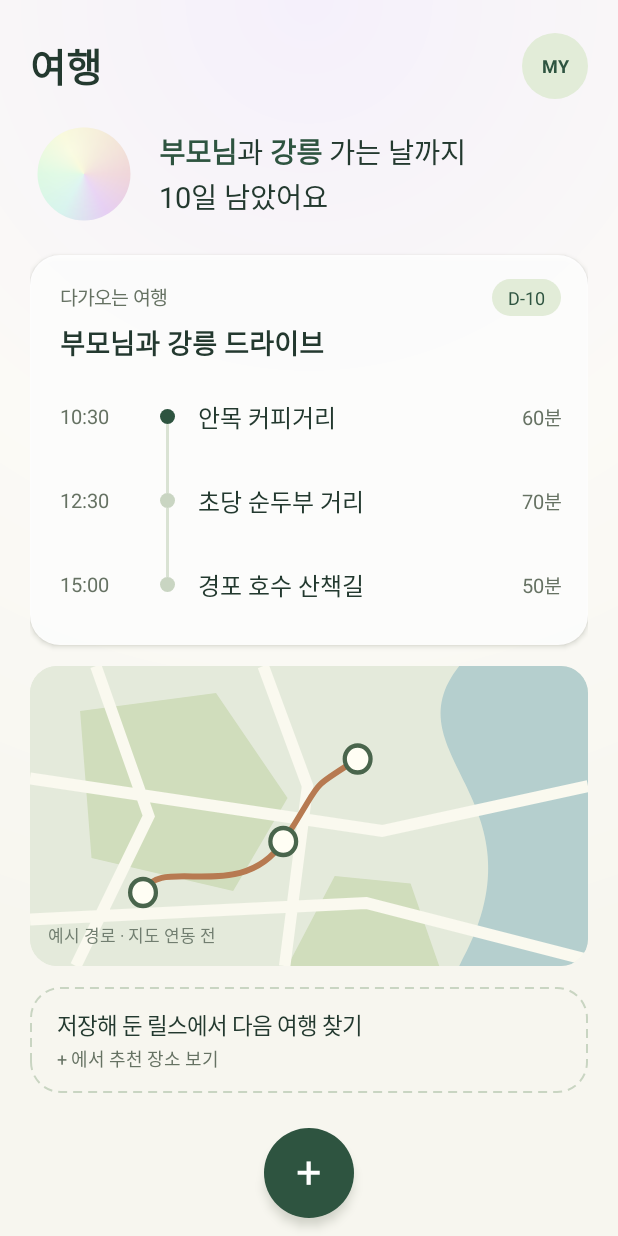
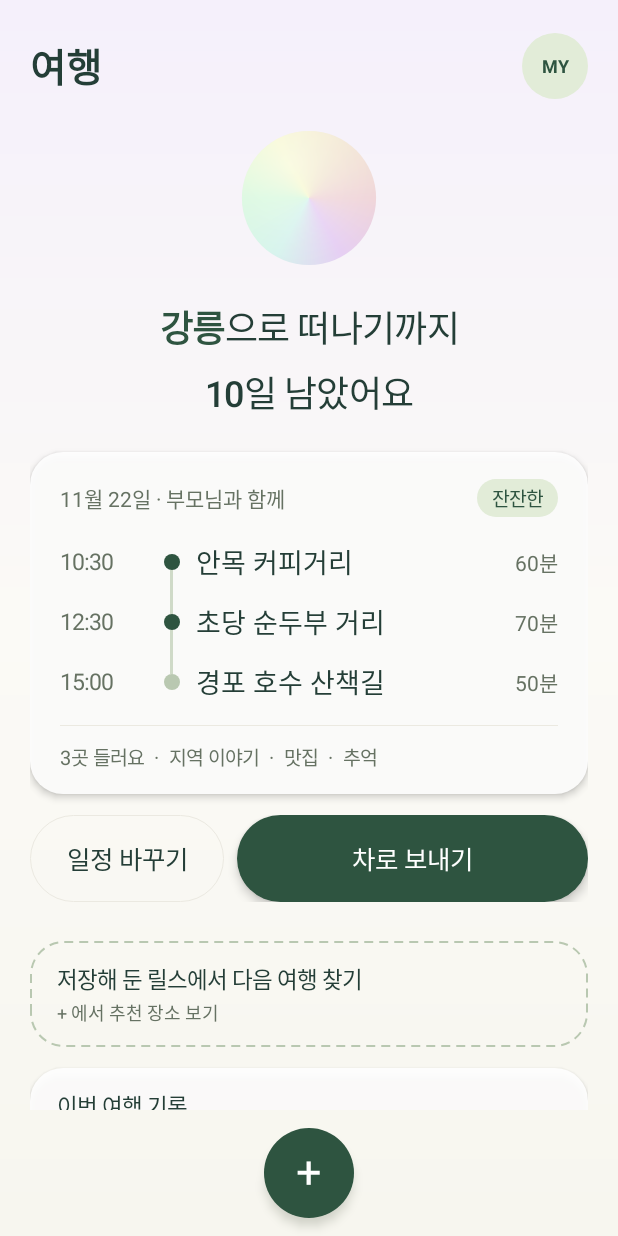
Before and after one commit to Vroom-vroom-vrooooom/phone, an Android app: the screen it shows after launch (PhoneActivity), on a phone screen of 412 x 824 dp. Run offline under Robolectric (Android 15) with nearby library versions, the phone set to English and light mode, and no system bars.

Commit message:
Match the phone UI to the new car start screen (pleos e0c73ac)
- Home = car start: big orb, centred greeting (오늘은 OO로 떠나는 날이에요 /
  D-day countdown), trip card, ghost '일정 바꾸기' + deep '차로 보내기' (1 : 1.8, 58dp).
- Trip card = bg_trip_card + routeRow: #E6FFFFFF, 22dp, 3dp; meta + mood tag;
  time 15sp tnum · 11dp dot on #CFDAC8 rail · place 18sp medium · note 14sp;
  middle dots deep, last #B9C8B1; hairline + 'n곳 들러요 · 관심사' foot.
- Linear lavender→cream page (bg_chagok), Car.Button.Deep/Ghost, bg_tag,
  bg_place_chip chips, ink #243E37, hairline #EBE9E1.

Co-Authored-By: Claude Opus 5.5 <noreply@anthropic.com>

```diff
--- a/app/src/main/java/io/chagok/app/ui/PhoneActivity.kt
+++ b/app/src/main/java/io/chagok/app/ui/PhoneActivity.kt
@@ -95,10 +95,9 @@ class PhoneActivity : ScreenActivity() {
 
     override fun onCreate(state: Bundle?) {
         super.onCreate(state)
-        // Page background of the Chagok panel on Pleos: lavender haze at the top fading to warm paper.
+        // bg_chagok of the car app: lavender at the top fading to warm paper.
         findViewById<ViewGroup>(android.R.id.content).getChildAt(0).background = GradientDrawable().apply {
-            gradientType = GradientDrawable.RADIAL_GRADIENT; setGradientCenter(0.5f, 0f)
-            gradientRadius = resources.displayMetrics.heightPixels * 0.8f
+            orientation = GradientDrawable.Orientation.TOP_BOTTOM
             colors = intArrayOf(getColor(R.color.phone_bg_top), getColor(R.color.phone_bg_mid), getColor(R.color.phone_bg_bottom))
         }
         swipe = GestureDetector(this, object : GestureDetector.SimpleOnGestureListener() {
@@ -174,23 +173,52 @@ class PhoneActivity : ScreenActivity() {
 
     private fun home() {
         pageHeader("여행", profile = true)
-        // Same greeting as the car's start screen: orb + one line with the companion and destination in deep green.
-        val hello = LinearLayout(this).apply { orientation = LinearLayout.HORIZONTAL; gravity = Gravity.CENTER_VERTICAL }
-        hello.addView(orb(), lp(dp(72), dp(72)).apply { marginEnd = dp(14) })
-        val who = draft.companions.firstOrNull()?.takeIf { it != "혼자" }
-        hello.addView(TextView(this).apply {
-            textSize = 19f; setTextColor(pInk); setLineSpacing(dp(3).toFloat(), 1f)
-            text = emphasize(listOfNotNull(who?.let { it to true }, who?.let { withParticle(it) + " " to false },
-                draft.destination to true, " 가는 날까지\n" to false, dDayWords() to false))
-        }, lp(0, WRAP, 1f))
-        put(hello, gap = 18)
-        val trip = timelineCard(itineraryPlaces().map { TimeRow(it.time, it.name, right = it.duration) },
-            head = "다가오는 여행", tag = dDay(), title = tripName()) { navigate(Screen.ITINERARY) }
-        trip.contentDescription = "${tripName()}, ${dateLabel(draft.departure)}, 장소 ${itineraryIds.size}곳. 일정 보기"
-        map()
+        content.addView(orb(), lp(dp(104), dp(104)).apply { gravity = Gravity.CENTER_HORIZONTAL; bottomMargin = dp(16) })
+        put(TextView(this).apply {
+            textSize = 24f; setTextColor(pInk); typeface = medium(); gravity = Gravity.CENTER
+            setLineSpacing(0f, 1.2f); letterSpacing = -0.02f
+            text = helloLine()
+        }, gap = 22)
+        val places = itineraryPlaces()
+        timelineCard(places.map { TimeRow(it.time, it.name, right = it.duration) },
+            meta = "${dateLabel(draft.departure)} · ${withWho()}", tag = draft.mood,
+            foot = (listOf("${places.size}곳 들러요") + draft.interests).joinToString("  ·  ")) { navigate(Screen.ITINERARY) }
+            .contentDescription = "${tripName()}, ${dateLabel(draft.departure)}, 장소 ${places.size}곳. 일정 보기"
+        val buttons = LinearLayout(this).apply { orientation = LinearLayout.HORIZONTAL }
+        buttons.addView(actionButton("일정 바꾸기", primary = false) { navigate(Screen.ITINERARY) }, lp(0, dp(58), 1f))
+        buttons.addView(actionButton("차로 보내기", primary = true) {
+            if (places.isEmpty()) message("일정에 장소를 먼저 담아 주세요.") else integration(repository.stageTrip(draft, places))
+        }, lp(0, dp(58), 1.8f).apply { marginStart = dp(9) })
+        put(buttons, gap = 26)
         tile("저장해 둔 릴스에서 다음 여행 찾기", "+ 에서 추천 장소 보기", dashed = true) { navigate(Screen.RECOMMENDATIONS) }
         tile("이번 여행 기록", "${draft.destination} · 남긴 장소 ${2 + moments.size}곳") { navigate(Screen.TIMELINE) }
         tile("지난 여행 돌아보기", "여행 ${pastTrips.size}개 · 날짜 · 장소 · 사진") { showPast(0, push = true) }
+    }
+
+    /** Car start line ("오늘은 속초로\n떠나는 날이에요"), counted down on the phone before the day. */
+    private fun helloLine(): CharSequence {
+        val dest = draft.destination
+        val days = date(draft.departure)?.let { ChronoUnit.DAYS.between(LocalDate.now(), it) }
+        return when {
+            days == null -> emphasize(listOf(dest to true, "${toward(dest)} 떠날 날을\n정해 볼까요?" to false))
+            days > 0 -> emphasize(listOf(dest to true, "${toward(dest)} 떠나기까지\n" to false, "${days}일 남았어요" to false))
+            days == 0L -> emphasize(listOf("오늘은 " to false, dest to true, "${toward(dest)}\n떠나는 날이에요" to false))
+            else -> emphasize(listOf(dest to true, " 여행에서\n돌아왔어요" to false))
+        }
+    }
+
+    /** Car start meta: "부모님과 함께" / "혼자 떠나요". */
+    private fun withWho(): String {
+        val who = draft.companions.toList()
+        return if (who.isEmpty() || who == listOf("혼자")) "혼자 떠나요" else "${who.joinToString(", ").let { it + withParticle(it) }} 함께"
+    }
+
+    /** 으로/로: 로 after a vowel or ㄹ. */
+    private fun toward(word: String): String {
+        val c = word.lastOrNull() ?: return "로"
+        if (c !in '가'..'힣') return "로"
+        val tail = (c - '가') % 28
+        return if (tail == 0 || tail == 8) "로" else "으로"
     }
 
     private class FanItem(val label: String, val description: String, val icon: Int, val go: () -> Unit)
@@ -359,7 +387,7 @@ class PhoneActivity : ScreenActivity() {
         else timelineCard(places.mapIndexed { index, place ->
             TimeRow(place.time, place.name, right = place.duration, onLong = { reorder(index, place) },
                 description = "${index + 1}번째 ${place.name}, ${place.time}, ${place.duration}. 길게 눌러 순서 바꾸기")
-        }, head = "길게 눌러 순서 바꾸기")
+        }, meta = "길게 눌러 순서 바꾸기", tag = draft.mood, foot = (listOf("${places.size}곳 들러요") + draft.interests).joinToString("  ·  "))
         tile("사이에 들를 곳 더 찾기", "동선 근처 장소를 제안해요", dashed = true) { navigate(Screen.RECOMMENDATIONS) }
         primary("차로 보내기") {
             if (places.isEmpty()) message("일정에 장소를 먼저 담아 주세요.") else integration(repository.stageTrip(draft, places))
@@ -661,7 +689,7 @@ class PhoneActivity : ScreenActivity() {
         map()
         timelineCard(trip.stops.map {
             TimeRow(it.time, it.name, sub = listOf(it.where, it.note).filter(String::isNotEmpty).joinToString("\n"), right = "사진 ${it.photos}")
-        }, head = "다녀온 곳")
+        }, meta = "다녀온 곳", tag = trip.who)
         put(label("사진 ${trip.stops.sumOf { it.photos }}장 · 예시", 12, pMuted), gap = 8)
         trip.stops.flatMap { stop -> List(stop.photos) { stop.name } }.take(9).chunked(3).forEach { names ->
             val row = LinearLayout(this).apply { orientation = LinearLayout.HORIZONTAL }
@@ -797,11 +825,11 @@ class PhoneActivity : ScreenActivity() {
             orientation = LinearLayout.HORIZONTAL; gravity = Gravity.CENTER_VERTICAL; minimumHeight = dp(48)
             setPadding(dp(18), dp(14), dp(16), dp(14))
             background = when {
-                on -> shape(pAccentSoft, pAccent, 20f)
-                dashed -> shape(Color.TRANSPARENT, pDot, 20f, dashed = true)
+                on -> shape(pAccentSoft, null, 22f)
+                dashed -> shape(Color.TRANSPARENT, pDot, 22f, dashed = true)
                 else -> cardBg().also { lift(this) }
             }
-            if (onClick != null) { isClickable = true; isFocusable = true; foreground = ripple(20f); setOnClickListener { onClick() } }
+            if (onClick != null) { isClickable = true; isFocusable = true; foreground = ripple(22f); setOnClickListener { onClick() } }
             if (selected != null) { isSelected = on; contentDescription = listOfNotNull(title, sub, if (on) "선택됨" else "선택 안 됨").joinToString(", ") }
         }
         if (icon) row.addView(View(this).apply { background = oval(if (on) pSurface else pFill) }, lp(dp(36), dp(36)).apply { marginEnd = dp(14) })
@@ -841,7 +869,7 @@ class PhoneActivity : ScreenActivity() {
             flow.addView(Button(this, null, 0).apply {
                 text = value; textSize = 14f; gravity = Gravity.CENTER; minHeight = dp(44); setPadding(dp(16), 0, dp(16), 0)
                 setTextColor(if (on) pAccent else pInk); typeface = if (on) medium() else Typeface.DEFAULT
-                background = if (on) shape(pAccentSoft, pAccent, 999f) else shape(pSurface, pLine, 999f, strokeDp = 1f)
+                background = if (on) shape(pAccentSoft, null, 999f) else shape(Color.argb(217, 255, 255, 255), pLine, 999f, strokeDp = 1f) // bg_place_chip
                 foreground = ripple(999f); isSelected = on; contentDescription = "$value${if (on) ", 선택됨" else ""}"
                 setOnClickListener { onClick(value) }
             }, ViewGroup.LayoutParams(WRAP, WRAP))
@@ -863,13 +891,15 @@ class PhoneActivity : ScreenActivity() {
 
     private fun primary(text: String, onClick: () -> Unit) {
         actions.visibility = View.VISIBLE
-        actions.addView(actionButton(text, primary = true, onClick = onClick), lp(MATCH, dp(54)))
+        actions.addView(actionButton(text, primary = true, onClick = onClick), lp(MATCH, dp(58)).apply { setMargins(dp(2), dp(4), dp(2), dp(4)) })
     }
 
     private fun actionButton(text: String, primary: Boolean, onClick: () -> Unit) = Button(this, null, 0).apply {
-        this.text = text; textSize = 16f; gravity = Gravity.CENTER; typeface = medium()
+        this.text = text; textSize = 17f; gravity = Gravity.CENTER
         setTextColor(if (primary) Color.WHITE else pInk)
-        background = if (primary) shape(pAccent, null, 999f) else shape(pSurface, pLine, 999f, strokeDp = 1f); foreground = ripple(999f)
+        // Car.Button.Deep (deep pill, 4dp) / Car.Button.Ghost (clear pill, hairline).
+        background = if (primary) shape(pAccent, null, 999f) else shape(Color.TRANSPARENT, pLine, 999f, strokeDp = 1f); foreground = ripple(999f)
+        if (primary) elevation = dpf(4f)
         setOnClickListener { onClick() }
     }
 
@@ -902,8 +932,8 @@ class PhoneActivity : ScreenActivity() {
     }
 
     /** Tag from the Pleos panel: green pill with deep text; muted ones sit on the soft fill. */
-    private fun pill(value: String, color: Int) = label(value, 12, if (color == pAccent) pAccent else pMuted).apply {
-        setPadding(dp(11), dp(4), dp(11), dp(4)); background = shape(if (color == pAccent) pAccentSoft else pFill, null, 999f)
+    private fun pill(value: String, color: Int) = label(value, 13, if (color == pAccent) pAccent else pMuted).apply {
+        setPadding(dp(10), dp(3), dp(10), dp(3)); background = shape(if (color == pAccent) pAccentSoft else pFill, null, 999f)
     }
 
     private class TimeRow(
@@ -911,39 +941,46 @@ class PhoneActivity : ScreenActivity() {
         val onLong: (() -> Unit)? = null, val description: String? = null,
     )
 
-    /** Trip card of the car start screen: optional head + tag + title, then time · dot on a rail · place · right text. */
-    private fun timelineCard(rows: List<TimeRow>, head: String? = null, tag: String? = null, title: String? = null, onClick: (() -> Unit)? = null): LinearLayout {
+    /**
+     * Trip card of the car start screen (bg_trip_card + routeRow): meta + mood tag, then time (15sp) · rail with an 11dp dot ·
+     * place (18sp medium) · note (14sp); middle dots deep, the last one pale; hairline and a foot line when given.
+     */
+    private fun timelineCard(rows: List<TimeRow>, meta: String? = null, tag: String? = null, foot: String? = null, onClick: (() -> Unit)? = null): LinearLayout {
         val card = LinearLayout(this).apply {
-            orientation = LinearLayout.VERTICAL; setPadding(dp(20), dp(16), dp(18), dp(12)); background = cardBg(); lift(this)
-            if (onClick != null) { isClickable = true; foreground = ripple(20f); setOnClickListener { onClick() } }
+            orientation = LinearLayout.VERTICAL; setPadding(dp(20), dp(18), dp(20), dp(15)); background = cardBg(); lift(this)
+            if (onClick != null) { isClickable = true; foreground = ripple(22f); setOnClickListener { onClick() } }
         }
-        if (head != null || tag != null) card.addView(LinearLayout(this).apply {
+        if (meta != null || tag != null) card.addView(LinearLayout(this).apply {
             orientation = LinearLayout.HORIZONTAL; gravity = Gravity.CENTER_VERTICAL
-            addView(label(head.orEmpty(), 13, pMuted), lp(0, WRAP, 1f)); tag?.let { addView(pill(it, pAccent)) }
-        }, lp(MATCH, WRAP).apply { bottomMargin = dp(if (title != null) 4 else 6) })
-        title?.let { card.addView(label(it, 18, pInk, bold = true), lp(MATCH, WRAP).apply { bottomMargin = dp(8) }) }
+            addView(label(meta.orEmpty(), 14, pMuted), lp(0, WRAP, 1f)); tag?.let { addView(pill(it, pAccent)) }
+        }, lp(MATCH, WRAP).apply { bottomMargin = dp(10) })
         rows.forEachIndexed { i, r ->
+            val last = i == rows.lastIndex
             val row = LinearLayout(this).apply {
-                orientation = LinearLayout.HORIZONTAL; gravity = Gravity.CENTER_VERTICAL; minimumHeight = dp(56)
+                orientation = LinearLayout.HORIZONTAL; gravity = Gravity.CENTER_VERTICAL; minimumHeight = dp(40)
                 r.onLong?.let { long ->
                     isLongClickable = true; isClickable = true; foreground = ripple(12f)
                     setOnClickListener { message("길게 누르면 순서를 바꿀 수 있어요.") }; setOnLongClickListener { long(); true }
                 }
                 contentDescription = r.description ?: listOfNotNull(r.time, r.title, r.sub, r.right).joinToString(", ")
             }
-            row.addView(label(r.time, 13, pMuted), lp(dp(58), WRAP))
+            row.addView(label(r.time, 15, pMuted).apply { fontFeatureSettings = "tnum" }, lp(dp(59), WRAP))
             row.addView(LinearLayout(this).apply {
                 orientation = LinearLayout.VERTICAL; gravity = Gravity.CENTER_HORIZONTAL
                 addView(View(this@PhoneActivity).apply { setBackgroundColor(if (i > 0) pRail else Color.TRANSPARENT) }, lp(dp(2), 0, 1f))
-                addView(View(this@PhoneActivity).apply { background = oval(if (i == 0) pAccent else pDot) }, lp(dp(10), dp(10)))
-                addView(View(this@PhoneActivity).apply { setBackgroundColor(if (i < rows.lastIndex) pRail else Color.TRANSPARENT) }, lp(dp(2), 0, 1f))
-            }, lp(dp(28), MATCH))
+                addView(View(this@PhoneActivity).apply { background = oval(if (last && rows.size > 1) pDot else pAccent) }, lp(dp(11), dp(11)))
+                addView(View(this@PhoneActivity).apply { setBackgroundColor(if (!last) pRail else Color.TRANSPARENT) }, lp(dp(2), 0, 1f))
+            }, lp(dp(32), MATCH))
             row.addView(LinearLayout(this).apply {
-                orientation = LinearLayout.VERTICAL; setPadding(dp(6), dp(8), dp(8), dp(8))
-                addView(label(r.title, 16, pInk, medium = true)); r.sub?.let { addView(label(it, 12, pMuted)) }
+                orientation = LinearLayout.VERTICAL; if (r.sub != null) setPadding(0, dp(8), dp(8), dp(8))
+                addView(label(r.title, if (r.sub == null) 18 else 17, pInk, medium = true)); r.sub?.let { addView(label(it, 13, pMuted)) }
             }, lp(0, WRAP, 1f))
-            r.right?.let { row.addView(label(it, 13, pMuted)) }
+            r.right?.let { row.addView(label(it, 14, pMuted)) }
             card.addView(row, lp(MATCH, WRAP))
+        }
+        if (foot != null) {
+            card.addView(View(this).apply { setBackgroundColor(pLine) }, lp(MATCH, dp(1)).apply { topMargin = dp(9) })
+            card.addView(label(foot, 13, pMuted), lp(MATCH, WRAP).apply { topMargin = dp(11) })
         }
         put(card)
         return card
@@ -977,8 +1014,8 @@ class PhoneActivity : ScreenActivity() {
     }
     private fun oval(fill: Int) = GradientDrawable().apply { shape = GradientDrawable.OVAL; setColor(fill) }
     /** Panel card: translucent white, 20dp corners, no border (the shadow does the separating). */
-    private fun cardBg() = shape(Color.argb(235, 255, 255, 255), null, 20f)
-    private fun lift(view: View) { view.elevation = dpf(2f); view.outlineAmbientShadowColor = shadow; view.outlineSpotShadowColor = shadow }
+    private fun cardBg() = shape(Color.argb(230, 255, 255, 255), null, 22f) // bg_trip_card #E6FFFFFF, 22dp
+    private fun lift(view: View) { view.elevation = dpf(3f) }
     private fun medium(): Typeface = Typeface.create("sans-serif-medium", Typeface.NORMAL)
     private fun ripple(radius: Float) = RippleDrawable(ColorStateList.valueOf(Color.argb(28, 0, 0, 0)), null, shape(Color.BLACK, null, radius))
     private fun dpf(value: Float) = value * resources.displayMetrics.density
--- a/app/src/main/res/values/colors.xml
+++ b/app/src/main/res/values/colors.xml
@@ -7,16 +7,16 @@
     <color name="line">#E2E6D9</color>
     <color name="sage">#E8EDDF</color>
     <color name="accent">#AA6744</color>
-    <!-- Phone palette = Chagok panel in pleos/mockup/pleos-screen.html (#chagok): ink, deep, green, soft, line. Muted is darker for 4.5:1 on the page. -->
+    <!-- Phone palette = pleos car app colors (ink, deep, leaf, hairline, route dots/rail). Muted is darker than the car's soft_ink #83907F so small text keeps 4.5:1. -->
     <color name="phone_surface">#FFFFFF</color>
-    <color name="phone_ink">#23392F</color>
+    <color name="phone_ink">#243E37</color>
     <color name="phone_muted">#667263</color>
-    <color name="phone_line">#E3E2D9</color>
+    <color name="phone_line">#EBE9E1</color>
     <color name="phone_fill">#F1F0E8</color>
     <color name="phone_accent">#2E5440</color>
     <color name="phone_accent_soft">#E2ECD8</color>
-    <color name="phone_dot">#C9D5C2</color>
-    <color name="phone_rail">#D9E2D3</color>
+    <color name="phone_dot">#B9C8B1</color>
+    <color name="phone_rail">#CFDAC8</color>
     <color name="phone_bg_top">#F5F0FB</color>
     <color name="phone_bg_mid">#FBFAF6</color>
     <color name="phone_bg_bottom">#F7F6EF</color>
```
Also changed, not shown: 1 other file.
